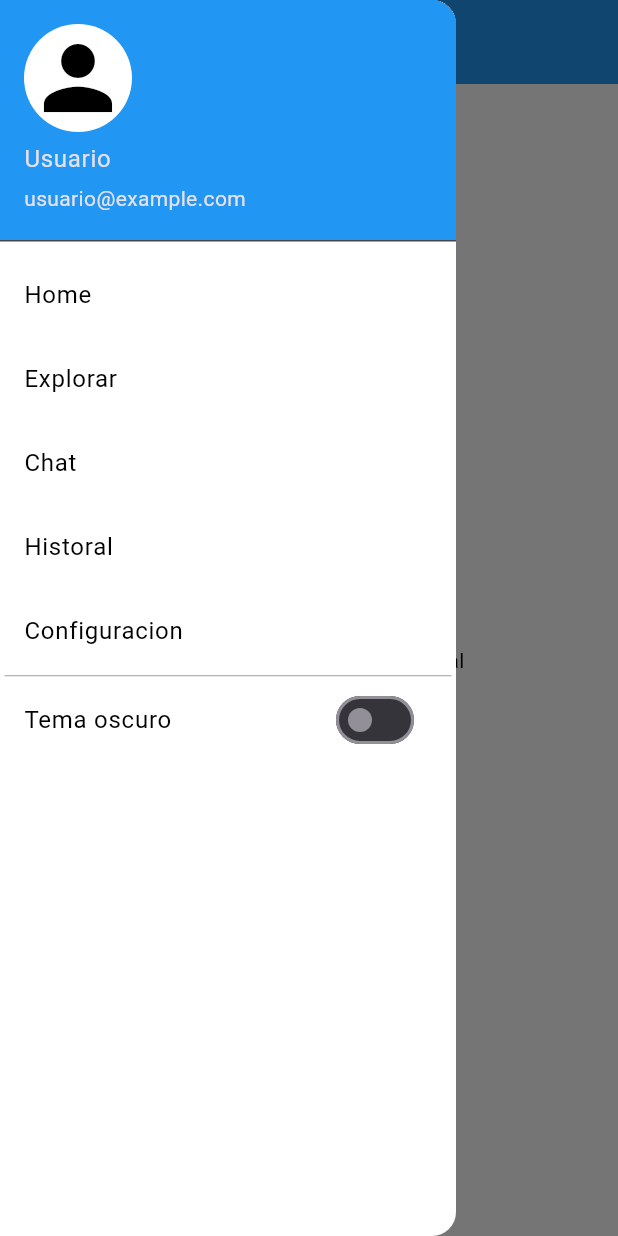
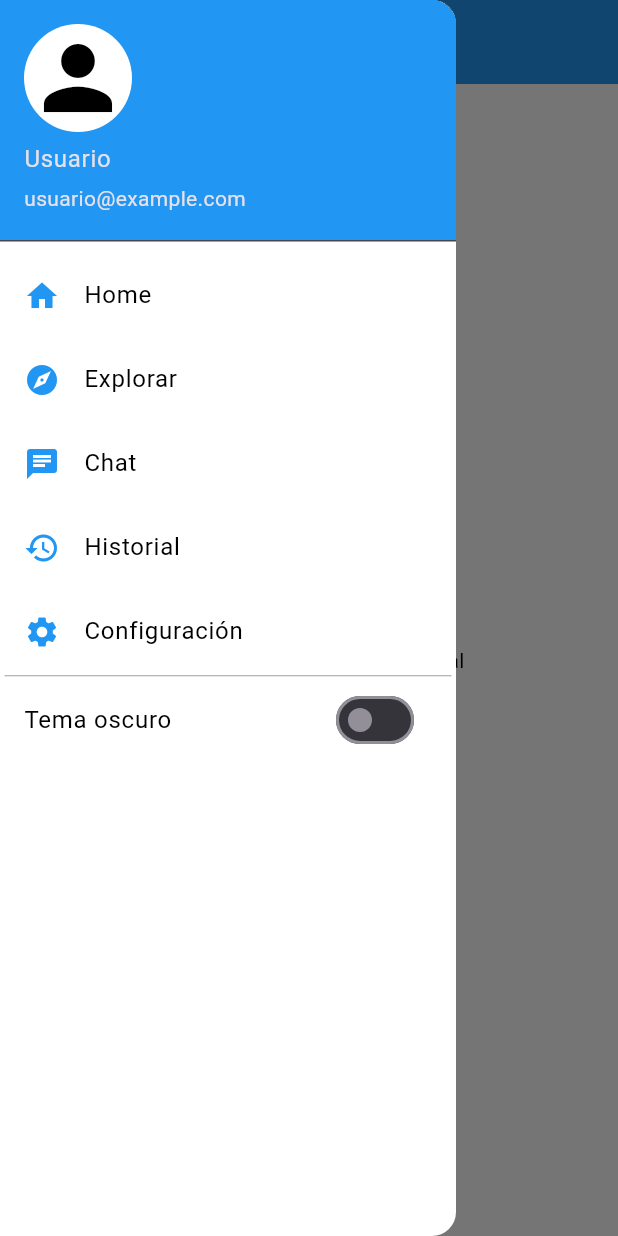
Before and after one commit to MartinCantillo/Gesti-n-de-Conjunto-Residencial, a Flutter app: the HomePage screen opened by its route, with the side drawer open, on a phone screen of 412 x 824 dp. Run offline on Flutter 3.47's test engine with Material 2 defaults, Android fonts, the phone set to English and light mode, and no system bars; our stand-ins replace shared_preferences; accounts and stored records are empty.

Commit message:
color icon changed of the drawer

```diff
--- a/lib/screens/home.dart
+++ b/lib/screens/home.dart
@@ -5,7 +5,6 @@ class HomePage extends StatefulWidget {
   const HomePage({Key? key});
 
   static const String nombre = 'home';
-
 
   @override
   State<HomePage> createState() => _TabScaffoldState();
@@ -28,7 +27,9 @@ class _TabScaffoldState extends State<HomePage> {
       appBar: AppBar(
         title: const Text('Bienvenido',
             textAlign: TextAlign.center,
-            style: TextStyle(color: Colors.white,)),
+            style: TextStyle(
+              color: Colors.white,
+            )),
         centerTitle: true,
         backgroundColor: Colors.blue,
       ),
@@ -41,7 +42,11 @@ class _TabScaffoldState extends State<HomePage> {
               accountName: const Text('Usuario'),
               accountEmail: const Text('usuario@example.com'),
               currentAccountPicture: CircleAvatar(
-                child: const Icon(Icons.person, size: 68.0, color: Colors.black,),
+                child: const Icon(
+                  Icons.person,
+                  size: 68.0,
+                  color: Colors.black,
+                ),
                 backgroundColor: Colors.white,
               ),
               decoration: const BoxDecoration(
@@ -50,33 +55,53 @@ class _TabScaffoldState extends State<HomePage> {
             ),
 
             ListTile(
-              title: Text('Home', style: TextStyle(color: prefs.colosecundario ? Colors.white : Colors.black),),
+              leading: Icon(Icons.home, color:Colors.blue),
+              title: Text('Home',
+                  style: TextStyle(
+                      color:
+                          prefs.colosecundario ? Colors.white : Colors.black)),
               onTap: () {
-                // Acciones cuando se toca el primer elemento del cajón de navegación.
+                // Acciones cuando se toca el elemento "Home" del cajón de navegación.
               },
             ),
             ListTile(
-              title: Text('Explorar', style: TextStyle(color: prefs.colosecundario ? Colors.white : Colors.black),),
+              leading: Icon(Icons.explore, color:Colors.blue),
+              title: Text('Explorar',
+                  style: TextStyle(
+                      color:
+                          prefs.colosecundario ? Colors.white : Colors.black)),
               onTap: () {
-                // Acciones cuando se toca el segundo elemento del cajón de navegación.
+                // Acciones cuando se toca el elemento "Explorar" del cajón de navegación.
               },
             ),
             ListTile(
-              title: Text('Chat', style: TextStyle(color: prefs.colosecundario ? Colors.white : Colors.black),),
+              leading: Icon(Icons.chat, color:Colors.blue),
+              title: Text('Chat',
+                  style: TextStyle(
+                      color:
+                          prefs.colosecundario ? Colors.white : Colors.black)),
               onTap: () {
-                // Acciones cuando se toca el segundo elemento del cajón de navegación.
+                // Acciones cuando se toca el elemento "Chat" del cajón de navegación.
               },
             ),
             ListTile(
-              title: Text('Historal', style: TextStyle(color: prefs.colosecundario ? Colors.white : Colors.black),),
+              leading: Icon(Icons.history, color:Colors.blue),
+              title: Text('Historial',
+                  style: TextStyle(
+                      color:
+                          prefs.colosecundario ? Colors.white : Colors.black)),
               onTap: () {
-                // Acciones cuando se toca el segundo elemento del cajón de navegación.
+                // Acciones cuando se toca el elemento "Historial" del cajón de navegación.
               },
             ),
             ListTile(
-              title: Text('Configuracion', style: TextStyle(color: prefs.colosecundario ? Colors.white : Colors.black),),
+              leading: Icon(Icons.settings, color:Colors.blue),
+              title: Text('Configuración',
+                  style: TextStyle(
+                      color:
+                          prefs.colosecundario ? Colors.white : Colors.black)),
               onTap: () {
-                // Acciones cuando se toca el segundo elemento del cajón de navegación.
+                // Acciones cuando se toca el elemento "Configuración" del cajón de navegación.
               },
             ),
             const Divider(
@@ -88,7 +113,12 @@ class _TabScaffoldState extends State<HomePage> {
             ),
             SwitchListTile(
                 value: _colorsecundario,
-                title: Text('Tema oscuro', style: TextStyle(color: prefs.colosecundario ? Colors.white : Colors.black),),
+                title: Text(
+                  'Tema oscuro',
+                  style: TextStyle(
+                      color:
+                          prefs.colosecundario ? Colors.white : Colors.black),
+                ),
                 onChanged: (value) {
                   setState(() {
                     _colorsecundario = value;
@@ -98,8 +128,12 @@ class _TabScaffoldState extends State<HomePage> {
           ],
         ),
       ),
-      body:  Center(
-        child: Text('Contenido de la página principal', style: TextStyle(color:prefs.colosecundario ? Colors.white : Colors.black),),
+      body: Center(
+        child: Text(
+          'Contenido de la página principal',
+          style: TextStyle(
+              color: prefs.colosecundario ? Colors.white : Colors.black),
+        ),
       ),
     );
   }
```
